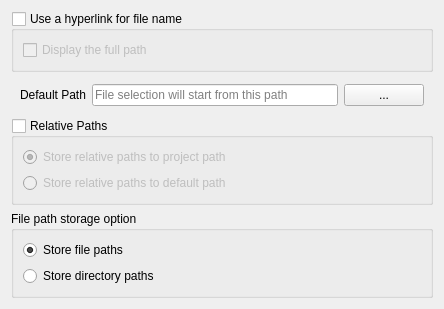
Above: src/ui/editorwidgets/qgsfilenameconfigdlg.ui from qgis/QGIS before the change. Below: the same form after it.
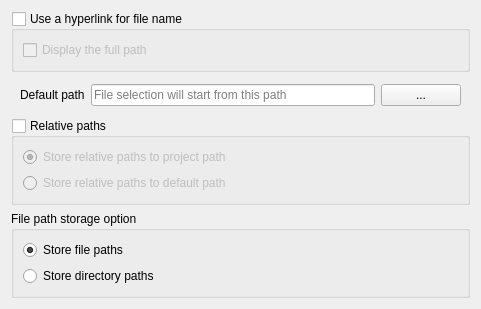
That is the form after the change.

Commit message: Improve FileName widget editor configuration

The edit to the form file:
```diff
--- a/src/ui/editorwidgets/qgsfilenameconfigdlg.ui
+++ b/src/ui/editorwidgets/qgsfilenameconfigdlg.ui
@@ -7,7 +7,7 @@
    <rect>
     <x>0</x>
     <y>0</y>
-    <width>444</width>
+    <width>481</width>
     <height>287</height>
    </rect>
   </property>
@@ -75,7 +75,7 @@
      <item>
       <widget class="QLabel" name="label">
        <property name="text">
-        <string>Default Path</string>
+        <string>Default path</string>
        </property>
       </widget>
      </item>
@@ -116,7 +116,7 @@
       <string>&lt;html&gt;&lt;head/&gt;&lt;body&gt;&lt;p&gt;If you want to make the attribute to store only relative paths, toggle one of these options.&lt;/p&gt;&lt;/body&gt;&lt;/html&gt;</string>
      </property>
      <property name="title">
-      <string>Relative Paths</string>
+      <string>Relative paths</string>
      </property>
      <property name="flat">
       <bool>false</bool>
```
Left out of the diff: 2 changed lines with no effect on the pictures. The commit also changes 2 other files.
